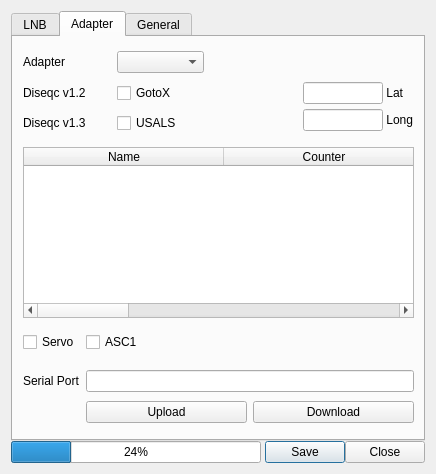
The window that settings.ui (stahir/updatedvb) describes before a commit, drawn with Qt 5.
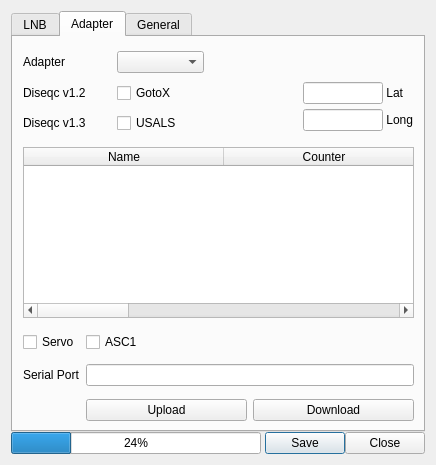
The same window after the commit.

Commit message: dynamically resize settings dialog depending on what options are selected

What changed in the file:
```diff
--- a/settings.ui
+++ b/settings.ui
@@ -7,13 +7,19 @@
     <x>0</x>
     <y>0</y>
     <width>436</width>
-    <height>474</height>
+    <height>465</height>
    </rect>
   </property>
+  <property name="sizePolicy">
+   <sizepolicy hsizetype="Expanding" vsizetype="Expanding">
+    <horstretch>0</horstretch>
+    <verstretch>0</verstretch>
+   </sizepolicy>
+  </property>
   <property name="minimumSize">
    <size>
-    <width>436</width>
-    <height>380</height>
+    <width>200</width>
+    <height>100</height>
    </size>
   </property>
   <property name="windowTitle">
@@ -533,9 +539,9 @@
          <property name="geometry">
           <rect>
            <x>10</x>
-           <y>330</y>
+           <y>320</y>
            <width>391</width>
-           <height>61</height>
+           <height>71</height>
           </rect>
          </property>
          <layout class="QGridLayout" name="gridLayout_asc1">
```
The commit also changes 2 other files.
